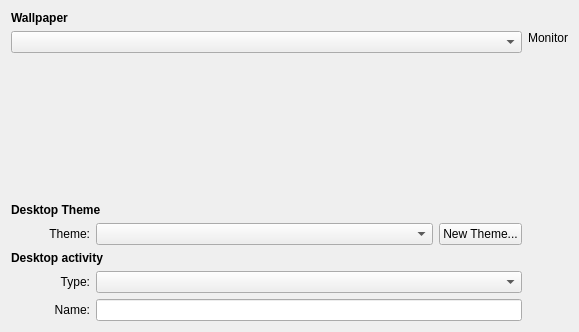
Above: plasma/shells/desktop/BackgroundDialog.ui from mgottschlag/kwin-tiling before the change. Below: the same form after it.
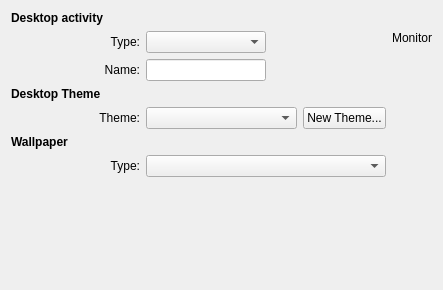
That is the form after the change.

Commit message: new layout in the wallpaper configuration and some new features: -setup ui to chose color and different scaling/cropping in slideshow mode -textbox to set the containment name -activity and theme now are before wallpaper section -some reordering/aligning to conform to the HIG

The edit to the form file:
```diff
--- a/plasma/shells/desktop/BackgroundDialog.ui
+++ b/plasma/shells/desktop/BackgroundDialog.ui
@@ -5,8 +5,8 @@
    <rect>
     <x>0</x>
     <y>0</y>
-    <width>579</width>
-    <height>332</height>
+    <width>443</width>
+    <height>290</height>
    </rect>
   </property>
   <property name="sizePolicy" >
@@ -23,13 +23,7 @@
   </property>
   <layout class="QGridLayout" name="gridLayout" >
    <item row="0" column="0" colspan="4" >
-    <widget class="QLabel" name="label" >
-     <property name="sizePolicy" >
-      <sizepolicy vsizetype="Preferred" hsizetype="Expanding" >
-       <horstretch>0</horstretch>
-       <verstretch>0</verstretch>
-      </sizepolicy>
-     </property>
+    <widget class="QLabel" name="label_5" >
      <property name="font" >
       <font>
        <weight>75</weight>
@@ -37,47 +31,49 @@
       </font>
      </property>
      <property name="text" >
-      <string>Wallpaper</string>
+      <string>Desktop activity</string>
      </property>
     </widget>
    </item>
-   <item row="1" column="0" colspan="3" >
-    <widget class="QWidget" native="1" name="m_wallpaperGroup" >
-     <layout class="QVBoxLayout" name="verticalLayout" >
-      <property name="spacing" >
-       <number>4</number>
-      </property>
-      <property name="margin" >
-       <number>0</number>
-      </property>
+   <item row="1" column="0" >
+    <widget class="QLabel" name="label_4" >
+     <property name="text" >
+      <string>Type:</string>
+     </property>
+     <property name="alignment" >
+      <set>Qt::AlignRight|Qt::AlignTrailing|Qt::AlignVCenter</set>
+     </property>
+     <property name="buddy" >
+      <cstring>m_containmentComboBox</cstring>
+     </property>
+    </widget>
+   </item>
+   <item row="1" column="1" colspan="2" >
+    <layout class="QHBoxLayout" name="horizontalLayout_3" >
       <item>
-       <widget class="QComboBox" name="m_mode" >
+      <widget class="QComboBox" name="m_containmentComboBox" >
         <property name="sizePolicy" >
          <sizepolicy vsizetype="Fixed" hsizetype="Expanding" >
-          <horstretch>1</horstretch>
+         <horstretch>0</horstretch>
           <verstretch>0</verstretch>
          </sizepolicy>
         </property>
-        <property name="minimumSize" >
+      </widget>
+     </item>
+     <item>
+      <spacer name="horizontalSpacer_2" >
+       <property name="orientation" >
+        <enum>Qt::Horizontal</enum>
+       </property>
+       <property name="sizeHint" stdset="0" >
          <size>
-          <width>350</width>
-          <height>0</height>
-         </size>
-        </property>
-       </widget>
-      </item>
-      <item>
-       <widget class="QWidget" native="1" name="m_wallpaperConfig" >
-        <property name="sizePolicy" >
-         <sizepolicy vsizetype="Expanding" hsizetype="Expanding" >
-          <horstretch>0</horstretch>
-          <verstretch>0</verstretch>
-         </sizepolicy>
-        </property>
-       </widget>
-      </item>
-     </layout>
-    </widget>
+         <width>40</width>
+         <height>20</height>
+        </size>
+       </property>
+      </spacer>
+     </item>
+    </layout>
    </item>
    <item rowspan="7" row="1" column="3" >
     <layout class="QVBoxLayout" name="verticalLayout_2" >
@@ -112,21 +108,38 @@
      </item>
     </layout>
    </item>
-   <item row="2" column="1" >
-    <spacer>
+   <item row="2" column="0" >
+    <widget class="QLabel" name="label_6" >
+     <property name="text" >
+      <string>Name:</string>
+     </property>
+     <property name="alignment" >
+      <set>Qt::AlignRight|Qt::AlignTrailing|Qt::AlignVCenter</set>
+     </property>
+     <property name="buddy" >
+      <cstring>m_activityName</cstring>
+     </property>
+    </widget>
+   </item>
+   <item row="2" column="1" colspan="2" >
+    <layout class="QHBoxLayout" name="horizontalLayout_2" >
+     <item>
+      <widget class="QLineEdit" name="m_activityName" />
+     </item>
+     <item>
+      <spacer name="horizontalSpacer" >
      <property name="orientation" >
-      <enum>Qt::Vertical</enum>
-     </property>
-     <property name="sizeType" >
-      <enum>QSizePolicy::Expanding</enum>
+        <enum>Qt::Horizontal</enum>
      </property>
      <property name="sizeHint" stdset="0" >
       <size>
-       <width>10</width>
-       <height>0</height>
+         <width>40</width>
+         <height>20</height>
       </size>
      </property>
     </spacer>
+     </item>
+    </layout>
    </item>
    <item row="3" column="0" colspan="3" >
     <widget class="QLabel" name="label_2" >
@@ -145,7 +158,7 @@
     <widget class="QLabel" name="label_3" >
      <property name="minimumSize" >
       <size>
-       <width>79</width>
+       <width>129</width>
        <height>0</height>
       </size>
      </property>
@@ -181,7 +194,13 @@
     </widget>
    </item>
    <item row="5" column="0" colspan="3" >
-    <widget class="QLabel" name="label_5" >
+    <widget class="QLabel" name="label" >
+     <property name="sizePolicy" >
+      <sizepolicy vsizetype="Preferred" hsizetype="Expanding" >
+       <horstretch>0</horstretch>
+       <verstretch>0</verstretch>
+      </sizepolicy>
+     </property>
      <property name="font" >
       <font>
        <weight>75</weight>
@@ -189,12 +208,32 @@
       </font>
      </property>
      <property name="text" >
-      <string>Desktop activity</string>
+      <string>Wallpaper</string>
      </property>
     </widget>
    </item>
-   <item row="6" column="0" >
-    <widget class="QLabel" name="label_4" >
+   <item row="6" column="0" colspan="3" >
+    <widget class="QWidget" native="1" name="m_wallpaperGroup" >
+     <layout class="QVBoxLayout" name="verticalLayout" >
+      <property name="leftMargin" >
+       <number>0</number>
+      </property>
+      <property name="topMargin" >
+       <number>0</number>
+      </property>
+      <property name="rightMargin" >
+       <number>0</number>
+      </property>
+      <item>
+       <layout class="QHBoxLayout" name="horizontalLayout" >
+        <item>
+         <widget class="QLabel" name="label_7" >
+          <property name="minimumSize" >
+           <size>
+            <width>129</width>
+            <height>0</height>
+           </size>
+          </property>
      <property name="text" >
       <string>Type:</string>
      </property>
@@ -206,31 +245,49 @@
      </property>
     </widget>
    </item>
-   <item row="6" column="1" colspan="2" >
-    <widget class="QComboBox" name="m_containmentComboBox" >
+        <item>
+         <widget class="QComboBox" name="m_mode" >
      <property name="sizePolicy" >
       <sizepolicy vsizetype="Fixed" hsizetype="Expanding" >
+            <horstretch>1</horstretch>
+            <verstretch>0</verstretch>
+           </sizepolicy>
+          </property>
+          <property name="minimumSize" >
+           <size>
+            <width>150</width>
+            <height>0</height>
+           </size>
+          </property>
+         </widget>
+        </item>
+       </layout>
+      </item>
+      <item>
+       <widget class="QWidget" native="1" name="m_wallpaperConfig" >
+        <property name="sizePolicy" >
+         <sizepolicy vsizetype="Expanding" hsizetype="Expanding" >
        <horstretch>0</horstretch>
        <verstretch>0</verstretch>
       </sizepolicy>
      </property>
     </widget>
    </item>
-   <item row="7" column="0" >
-    <widget class="QLabel" name="label_6" >
-     <property name="text" >
-      <string>Name:</string>
-     </property>
-     <property name="alignment" >
-      <set>Qt::AlignRight|Qt::AlignTrailing|Qt::AlignVCenter</set>
-     </property>
-     <property name="buddy" >
-      <cstring>m_containmentComboBox</cstring>
-     </property>
+     </layout>
     </widget>
    </item>
-   <item row="7" column="1" colspan="2" >
-    <widget class="QLineEdit" name="m_activityName" />
+   <item row="7" column="1" >
+    <spacer name="verticalSpacer" >
+     <property name="orientation" >
+      <enum>Qt::Vertical</enum>
+     </property>
+     <property name="sizeHint" stdset="0" >
+      <size>
+       <width>20</width>
+       <height>64</height>
+      </size>
+     </property>
+    </spacer>
    </item>
   </layout>
  </widget>
```
Left out of the diff: 2 changed lines with no effect on the pictures. Lines whose indentation alone changed are shown as unchanged. The commit also changes 4 other files.
